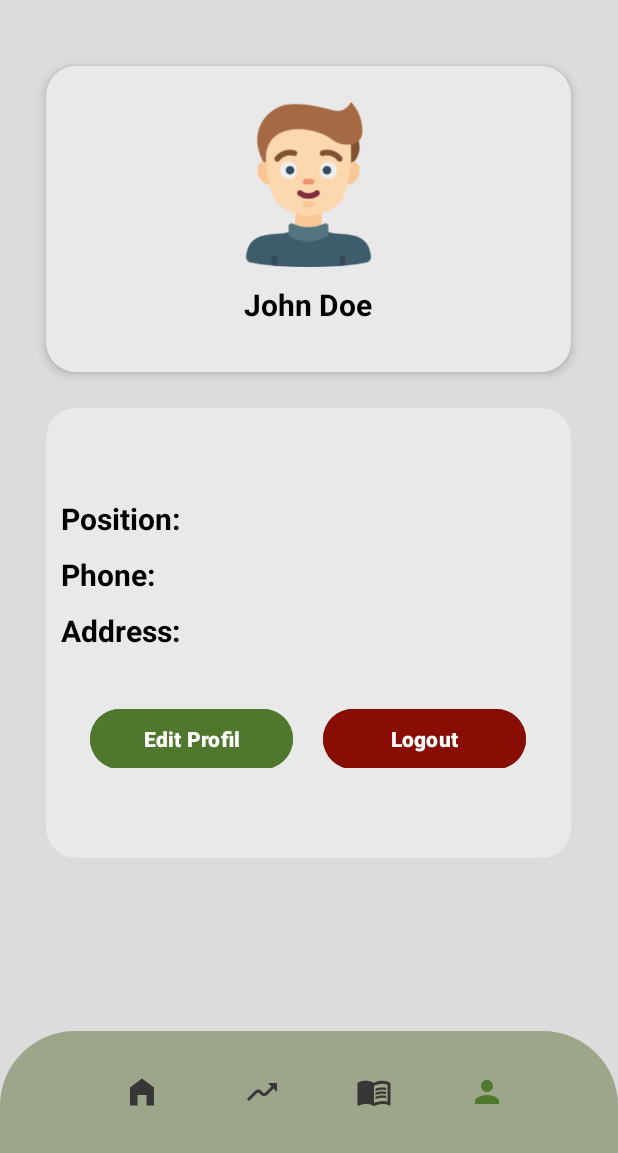
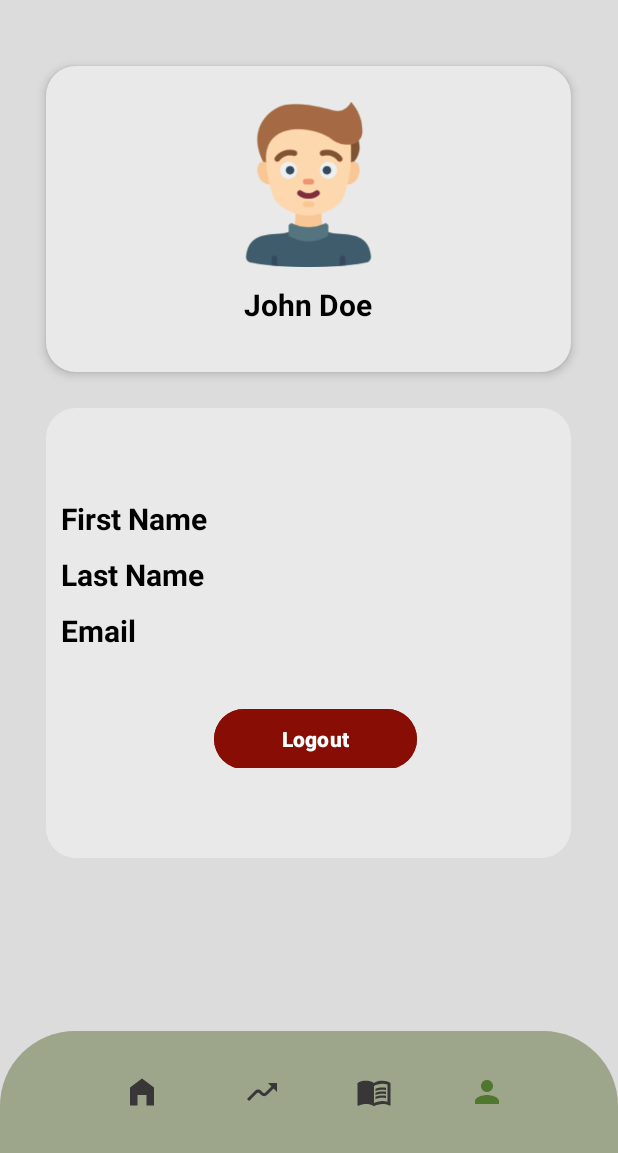
Before and after one commit to C4AnN/Laptop_Lens, an Android app: the layout profile.xml on its own in the app's theme, with its tools: preview values and no code run, on a phone screen of 412 x 824 dp, the part 83-1236 px from its top. Run offline under Robolectric (Android 15) with nearby library versions, the phone set to English and light mode, and no system bars; network calls fail.

Commit message:
Minor Update Teks

```diff
--- a/MD/LaptopLens/app/src/main/java/com/example/laptoplens/Prediction.kt
+++ b/MD/LaptopLens/app/src/main/java/com/example/laptoplens/Prediction.kt
@@ -1,5 +1,6 @@
 package com.example.laptoplens
 
+import android.graphics.Color
 import android.os.Bundle
 import android.util.Log
 import androidx.appcompat.app.AppCompatActivity
@@ -65,8 +66,8 @@ class Prediction : AppCompatActivity() {
 
         val dataSet = LineDataSet(entries, "Sales Data").apply {
             axisDependency = YAxis.AxisDependency.LEFT
-            color = getColor(android.R.color.holo_red_dark)
-            valueTextColor = getColor(R.color.black)
+            color = Color.BLACK // Mengubah warna garis menjadi hitam
+            valueTextColor = Color.BLACK // Mengubah warna teks nilai menjadi hitam
             valueTextSize = 12f
         }
 
--- a/MD/LaptopLens/app/src/main/java/com/example/laptoplens/ProductStock.kt
+++ b/MD/LaptopLens/app/src/main/java/com/example/laptoplens/ProductStock.kt
@@ -60,7 +60,7 @@ class ProductStock : AppCompatActivity() {
     }
 
     private fun handleErrorResponse() {
-        productNameTextView.text = "Error"
-        stockTextView.text = "Error"
+        productNameTextView.text = "Barang Tidak Ditemukan"
+        stockTextView.text = "-"
     }
 }
--- a/MD/LaptopLens/app/src/main/java/com/example/laptoplens/Profile.kt
+++ b/MD/LaptopLens/app/src/main/java/com/example/laptoplens/Profile.kt
@@ -40,12 +40,6 @@ class Profile : AppCompatActivity() {
         positionTextView.text = sharedPreferences.getString("POSITION", "")
         phoneTextView.text = sharedPreferences.getString("PHONE", "")
         addressTextView.text = sharedPreferences.getString("ADDRESS", "")
-
-        val btneditprofil = findViewById<Button>(R.id.btneditprofil)
-        btneditprofil.setOnClickListener {
-            val intent = Intent(this, EditProfile::class.java)
-            startActivity(intent)
-        }
 
         val btnlogout = findViewById<Button>(R.id.btnlogout)
         btnlogout.setOnClickListener {
--- a/MD/LaptopLens/app/src/main/res/drawable/next2.xml
+++ b/MD/LaptopLens/app/src/main/res/drawable/next2.xml
@@ -1,9 +1,9 @@
 <vector xmlns:android="http://schemas.android.com/apk/res/android"
-    android:height="25dp"
+    android:height="20dp"
     android:tint="#ffff"
     android:viewportHeight="24"
     android:viewportWidth="24"
-    android:width="25dp">
+    android:width="20dp">
 
     <path android:fillColor="@android:color/white" android:pathData="M22,12c0,-5.52 -4.48,-10 -10,-10S2,6.48 2,12c0,5.52 4.48,10 10,10S22,17.52 22,12zM12,13l-4,0v-2l4,0V8l4,4l-4,4V13z"/>
 
--- a/MD/LaptopLens/app/src/main/res/drawable/next3.xml
+++ b/MD/LaptopLens/app/src/main/res/drawable/next3.xml
@@ -1,9 +1,9 @@
 <vector xmlns:android="http://schemas.android.com/apk/res/android"
-    android:height="25dp"
+    android:height="20dp"
     android:tint="#ffff"
     android:viewportHeight="24"
     android:viewportWidth="24"
-    android:width="25dp">
+    android:width="20dp">
 
     <path
         android:fillColor="@android:color/white"
--- a/MD/LaptopLens/app/src/main/res/layout/inputprediction.xml
+++ b/MD/LaptopLens/app/src/main/res/layout/inputprediction.xml
@@ -113,7 +113,7 @@
                     android:text="Upload "
                     android:backgroundTint="#4F772D"
                     android:textColor="@color/white"
-                    android:textStyle="bold" />
+                    android:textStyle="normal" />
 
                 <Button
                     android:id="@+id/btnpredict"
--- a/MD/LaptopLens/app/src/main/res/layout/productstock.xml
+++ b/MD/LaptopLens/app/src/main/res/layout/productstock.xml
@@ -117,7 +117,7 @@
                     android:id="@+id/productNameValueTextView"
                     android:layout_width="match_parent"
                     android:layout_height="wrap_content"
-                    android:text="Macbook"
+                    android:text="-"
                     android:textSize="17sp" />
 
                 <TextView
@@ -135,7 +135,7 @@
                     android:id="@+id/stockValueTextView"
                     android:layout_width="match_parent"
                     android:layout_height="wrap_content"
-                    android:text="5"
+                    android:text="-"
                     android:textSize="17sp" />
 
             </LinearLayout>
--- a/MD/LaptopLens/app/src/main/res/layout/profile.xml
+++ b/MD/LaptopLens/app/src/main/res/layout/profile.xml
@@ -63,10 +63,10 @@
             android:layout_marginBottom="10dp">
 
             <TextView
-                android:layout_width="wrap_content"
+                android:layout_width="110dp"
                 android:layout_height="wrap_content"
                 android:gravity="center_vertical"
-                android:text="Position: "
+                android:text="First Name"
                 android:textColor="#000000"
                 android:textSize="20sp"
                 android:textStyle="bold" />
@@ -88,10 +88,10 @@
             android:layout_marginBottom="10dp">
 
             <TextView
-                android:layout_width="wrap_content"
+                android:layout_width="110dp"
                 android:layout_height="wrap_content"
                 android:gravity="center_vertical"
-                android:text="Phone: "
+                android:text="Last Name"
                 android:textColor="#000000"
                 android:textSize="20sp"
                 android:textStyle="bold" />
@@ -113,10 +113,10 @@
             android:layout_marginBottom="20dp">
 
             <TextView
-                android:layout_width="wrap_content"
+                android:layout_width="110dp"
                 android:layout_height="wrap_content"
                 android:gravity="center_vertical"
-                android:text="Address: "
+                android:text="Email"
                 android:textColor="#000000"
                 android:textSize="20sp"
                 android:textStyle="bold" />
@@ -135,19 +135,6 @@
             android:layout_height="wrap_content"
             android:gravity="center"
             android:orientation="horizontal">
-
-            <Button
-                android:id="@+id/btneditprofil"
-                android:layout_width="135dp"
-                android:layout_height="wrap_content"
-                android:layout_marginEnd="10dp"
-                android:backgroundTint="#4F772D"
-                android:gravity="center"
-                android:text="Edit Profil"
-                android:layout_marginTop="10dp"
-                android:textAllCaps="false"
-                android:textColor="@color/white"
-                android:textStyle="bold" />
 
             <Button
                 android:id="@+id/btnlogout"
```
